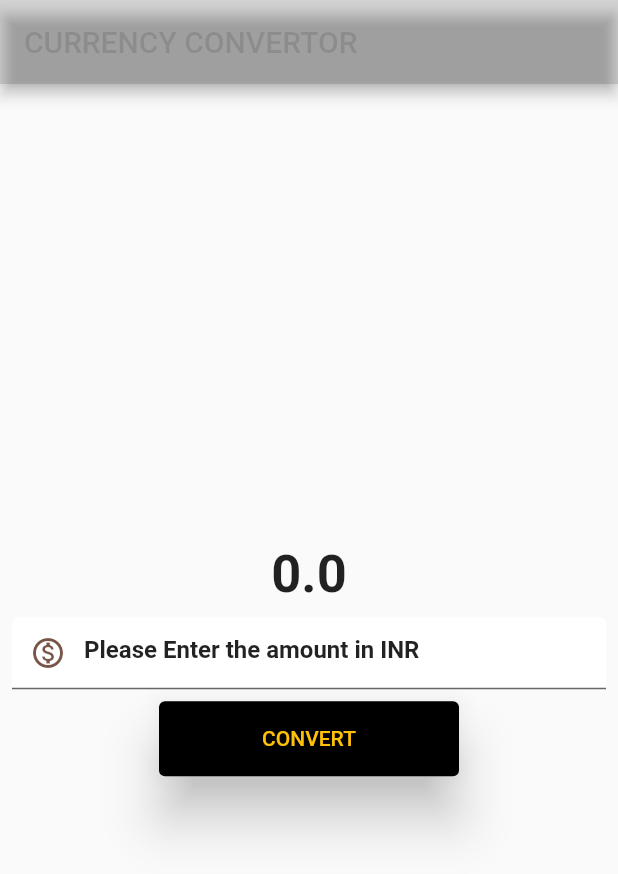
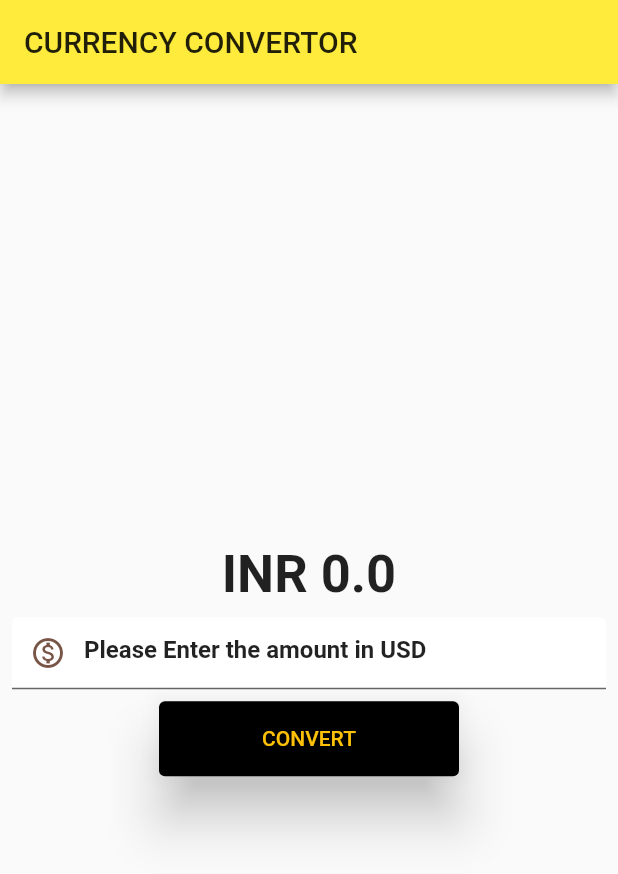
Before and after one commit to keshav2410garg/FLUTTER__DEVELOPMENT, a Flutter app: the screen it shows after launch, after a tap on "CONVERT", on a phone screen of 412 x 824 dp. Shown: the top 874 px of the screen. Run offline on Flutter 3.47's test engine with Material 2 defaults, Android fonts, the phone set to English and light mode, and no system bars.

Commit message:
Added Final App

```diff
--- a/demoapp/lib/currency_convertor_material_page.dart
+++ b/demoapp/lib/currency_convertor_material_page.dart
@@ -1,25 +1,33 @@
 import 'package:flutter/material.dart';
 
-class CurrencyCovertorMaterialPage extends StatelessWidget {
+class CurrencyCovertorMaterialPage extends StatefulWidget {
   const CurrencyCovertorMaterialPage({super.key});
+  @override
+  State<CurrencyCovertorMaterialPage> createState() =>
+      _CurrencyCovertorMaterialPageState();
+}
+
+class _CurrencyCovertorMaterialPageState
+    extends State<CurrencyCovertorMaterialPage> {
+  double result = 0;
+  final TextEditingController texteditingcotroller = TextEditingController();
 
   @override
-  Widget build(BuildContext content) {
-    double result = 0;
-    final TextEditingController texteditingcotroller = TextEditingController();
+  Widget build(BuildContext context) {
     return Scaffold(
       appBar: AppBar(
-        backgroundColor: Colors.black12,
+        backgroundColor: Colors.yellow,
         title: const Text(
           'CURRENCY CONVERTOR',
-          style: TextStyle(color: Colors.black12),
+          style: TextStyle(color: Colors.black87),
         ),
       ),
+
       body: Center(
         child: Column(
           mainAxisAlignment: MainAxisAlignment.center,
           children: [
-             Text(result.toString(),
+            Text('INR ${result.toString()}',
                 style: const TextStyle(
                   fontSize: 35,
                   fontWeight: FontWeight.bold,
@@ -32,7 +40,7 @@ class CurrencyCovertorMaterialPage extends StatelessWidget {
                   color: Colors.black87,
                 ),
                 decoration: const InputDecoration(
-                  hintText: 'Please Enter the amount in INR',
+                  hintText: 'Please Enter the amount in USD',
                   hintStyle: TextStyle(
                       color: Colors.black87, fontWeight: FontWeight.bold),
                   prefixIcon: Icon(Icons.monetization_on_outlined),
@@ -46,7 +54,9 @@ class CurrencyCovertorMaterialPage extends StatelessWidget {
             ),
             ElevatedButton(
                 onPressed: () {
-                  result=double.parse(texteditingcotroller.text * 83));
+                  setState(() {
+                    result = double.parse(texteditingcotroller.text) * 83;
+                  });
                 },
                 style: const ButtonStyle(
                   elevation: MaterialStatePropertyAll(15),
--- a/demoapp/lib/main.dart
+++ b/demoapp/lib/main.dart
@@ -10,7 +10,7 @@ class MyApp extends StatelessWidget {
 
   @override
   Widget build(BuildContext context) {
-    return MaterialApp(
+    return const MaterialApp(
       home: CurrencyCovertorMaterialPage(),
     );
   }
```
